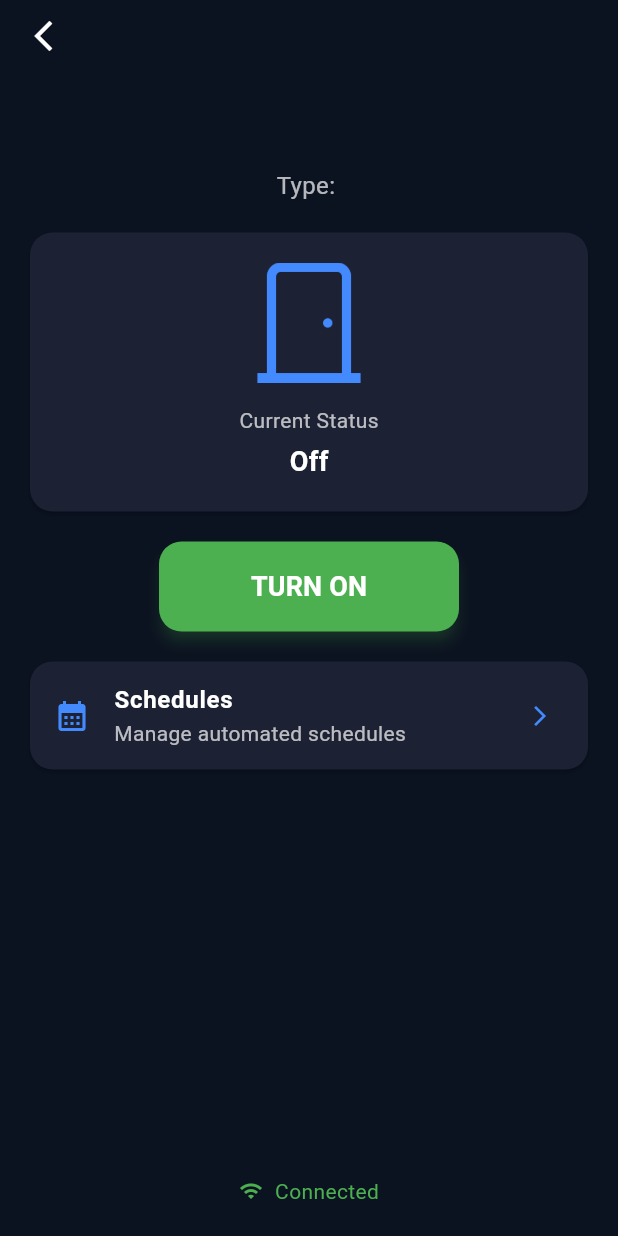
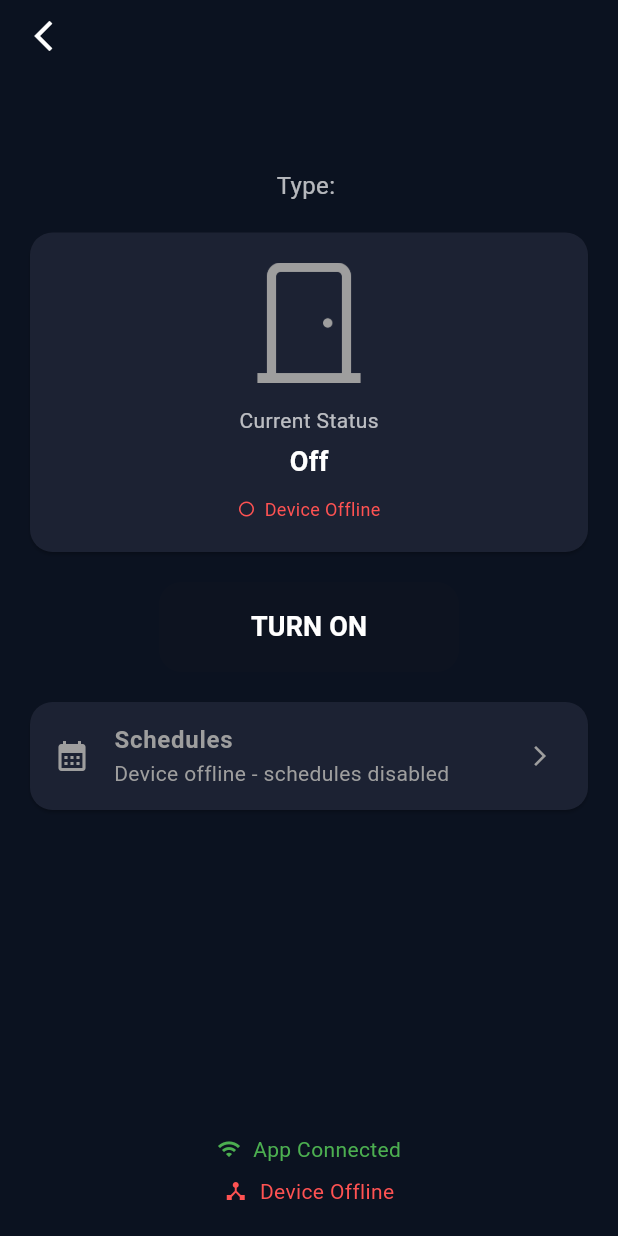
Before and after one commit to maozedoggo/FYP_Smahorz, a Flutter app: the DeviceControlPage screen opened directly with empty values, on a phone screen of 412 x 824 dp. Run offline on Flutter 3.47's test engine with Material 3 defaults, Android fonts, the phone set to English and light mode, and no system bars; our stand-ins replace cloud_firestore, firebase_auth, firebase_core, firebase_database, firebase_messaging, firebase_storage and 5 more; missing offline and left inert: qr_code_scanner; accounts and stored records are empty.

Commit message:
add connection status

```diff
--- a/lib/views/pages/smart-devices/device_page.dart
+++ b/lib/views/pages/smart-devices/device_page.dart
@@ -39,7 +39,10 @@ class _DeviceControlPageState extends State<DeviceControlPage> {
   StreamSubscription<DatabaseEvent>? _deviceSubscription;
   StreamSubscription<DatabaseEvent>? _parcelInsideSubscription;
   StreamSubscription<DatabaseEvent>? _parcelOutsideSubscription;
-  bool _isControlling = false; // Add this to prevent multiple rapid toggles
+  StreamSubscription<DatabaseEvent>? _connectionStatusSubscription;
+
+  bool _isControlling = false;
+  bool _deviceConnected = false; // Track device connection status
 
   // ===========================================================================
   // LIFECYCLE METHODS
@@ -55,6 +58,7 @@ class _DeviceControlPageState extends State<DeviceControlPage> {
     _deviceSubscription?.cancel();
     _parcelInsideSubscription?.cancel();
     _parcelOutsideSubscription?.cancel();
+    _connectionStatusSubscription?.cancel();
     super.dispose();
   }
 
@@ -68,6 +72,40 @@ class _DeviceControlPageState extends State<DeviceControlPage> {
     _deviceSubscription?.cancel();
     _parcelInsideSubscription?.cancel();
     _parcelOutsideSubscription?.cancel();
+    _connectionStatusSubscription?.cancel();
+
+    // ===========================================================================
+    // CONNECTION STATUS LISTENER - NEW
+    // ===========================================================================
+    final connectionPath = '$householdId/${widget.deviceId}/connectionStatus';
+    print("DeviceControlPage listening to connection status: $connectionPath");
+
+    _connectionStatusSubscription = _realtimeDB
+        .child(connectionPath)
+        .onValue
+        .listen(
+          (DatabaseEvent event) {
+            if (event.snapshot.exists && mounted) {
+              final connectionStatus = event.snapshot.value == true;
+              setState(() {
+                _deviceConnected = connectionStatus;
+              });
+              print("DeviceControlPage connection update: ${widget.deviceId} = $connectionStatus");
+            } else {
+              // If connectionStatus doesn't exist, assume device is offline
+              setState(() {
+                _deviceConnected = false;
+              });
+              print("DeviceControlPage connection update: ${widget.deviceId} = OFFLINE (no data)");
+            }
+          },
+          onError: (error) {
+            print("DeviceControlPage connection listener error: $error");
+            setState(() {
+              _deviceConnected = false;
+            });
+          },
+        );
 
     if (deviceType.contains('parcel')) {
       // Parcel box - listen to individual status paths
@@ -146,7 +184,16 @@ class _DeviceControlPageState extends State<DeviceControlPage> {
   // DEVICE CONTROL METHODS - FIXED
   // ===========================================================================
   void _toggleDevice() async {
-    if (householdUid == null || _isControlling) {
+    // Check if device is connected before allowing control
+    if (householdUid == null || _isControlling || !_deviceConnected) {
+      if (!_deviceConnected) {
+        ScaffoldMessenger.of(context).showSnackBar(
+          const SnackBar(
+            content: Text("Device is offline - cannot control"),
+            backgroundColor: Colors.red,
+          ),
+        );
+      }
       return;
     }
 
@@ -160,6 +207,7 @@ class _DeviceControlPageState extends State<DeviceControlPage> {
       print("Device ID: ${widget.deviceId}");
       print("Device Type: ${widget.deviceType}");
       print("Household ID: $householdUid");
+      print("Device Connected: $_deviceConnected");
       print("New Status: $newStatus");
 
       // Update local state first (but don't setState yet to avoid UI flicker)
@@ -181,7 +229,10 @@ class _DeviceControlPageState extends State<DeviceControlPage> {
       print("✗ Error controlling device: $error");
       // Don't revert UI - keep previous state
       ScaffoldMessenger.of(context).showSnackBar(
-        SnackBar(content: Text("Error controlling device: $error")),
+        SnackBar(
+          content: Text("Error controlling device: $error"),
+          backgroundColor: Colors.red,
+        ),
       );
     } finally {
       _isControlling = false; // Re-enable controls
@@ -516,7 +567,7 @@ class _DeviceControlPageState extends State<DeviceControlPage> {
                       Image.asset(
                         _getDeviceIcon(),
                         width: 80,
-                        color: Colors.blueAccent,
+                        color: _deviceConnected ? Colors.blueAccent : Colors.grey,
                       ),
                       const SizedBox(height: 15),
                       Text(
@@ -532,6 +583,26 @@ class _DeviceControlPageState extends State<DeviceControlPage> {
                           fontWeight: FontWeight.bold,
                         ),
                       ),
+                      const SizedBox(height: 10),
+                      // Device Connection Status
+                      Row(
+                        mainAxisAlignment: MainAxisAlignment.center,
+                        children: [
+                          Icon(
+                            _deviceConnected ? Icons.circle : Icons.circle_outlined,
+                            color: _deviceConnected ? Colors.green : Colors.redAccent,
+                            size: 12,
+                          ),
+                          const SizedBox(width: 6),
+                          Text(
+                            _deviceConnected ? "Device Online" : "Device Offline",
+                            style: TextStyle(
+                              color: _deviceConnected ? Colors.green : Colors.redAccent,
+                              fontSize: 12,
+                            ),
+                          ),
+                        ],
+                      ),
                     ],
                   ),
                 ),
@@ -545,14 +616,14 @@ class _DeviceControlPageState extends State<DeviceControlPage> {
               width: 200,
               height: 60,
               child: ElevatedButton(
-                onPressed: _isControlling ? null : _toggleDevice,
+                onPressed: (_isControlling || !_deviceConnected) ? null : _toggleDevice,
                 style: ElevatedButton.styleFrom(
-                  backgroundColor: _getButtonColor(),
+                  backgroundColor: _deviceConnected ? _getButtonColor() : Colors.grey,
                   shape: RoundedRectangleBorder(
                     borderRadius: BorderRadius.circular(15),
                   ),
                   elevation: 4,
-                  shadowColor: _getButtonColor().withOpacity(0.5),
+                  shadowColor: _deviceConnected ? _getButtonColor().withOpacity(0.5) : Colors.grey,
                 ),
                 child: _isControlling
                     ? const SizedBox(
@@ -586,27 +657,27 @@ class _DeviceControlPageState extends State<DeviceControlPage> {
                 borderRadius: BorderRadius.circular(15),
               ),
               child: ListTile(
-                leading: const Icon(
+                leading: Icon(
                   Icons.calendar_month,
-                  color: Colors.blueAccent,
+                  color: _deviceConnected ? Colors.blueAccent : Colors.grey,
                 ),
-                title: const Text(
+                title: Text(
                   "Schedules",
                   style: TextStyle(
-                    color: Colors.white,
+                    color: _deviceConnected ? Colors.white : Colors.grey,
                     fontWeight: FontWeight.bold,
                   ),
                 ),
-                subtitle: const Text(
-                  "Manage automated schedules",
-                  style: TextStyle(color: Colors.white70),
+                subtitle: Text(
+                  _deviceConnected ? "Manage automated schedules" : "Device offline - schedules disabled",
+                  style: TextStyle(color: _deviceConnected ? Colors.white70 : Colors.grey),
                 ),
-                trailing: const Icon(
+                trailing: Icon(
                   Icons.arrow_forward_ios,
-                  color: Colors.blueAccent,
+                  color: _deviceConnected ? Colors.blueAccent : Colors.grey,
                   size: 16,
                 ),
-                onTap: householdUid == null || _isControlling
+                onTap: (householdUid == null || _isControlling || !_deviceConnected)
                     ? null
                     : () {
                         Navigator.push(
@@ -629,7 +700,10 @@ class _DeviceControlPageState extends State<DeviceControlPage> {
             // Connection Status
             Padding(
               padding: const EdgeInsets.only(bottom: 20),
-              child: Row(
+              child: Column(
+                children: [
+                  // App Connection Status
+                  Row(
                     mainAxisAlignment: MainAxisAlignment.center,
                     children: [
                       Icon(
@@ -641,13 +715,35 @@ class _DeviceControlPageState extends State<DeviceControlPage> {
                       ),
                       const SizedBox(width: 8),
                       Text(
-                    householdUid != null ? "Connected" : "Disconnected",
+                        householdUid != null ? "App Connected" : "App Disconnected",
                         style: TextStyle(
                           color: householdUid != null
                               ? Colors.green
                               : Colors.redAccent,
                           fontSize: 14,
                         ),
+                      ),
+                    ],
+                  ),
+                  const SizedBox(height: 8),
+                  // Device Connection Status
+                  Row(
+                    mainAxisAlignment: MainAxisAlignment.center,
+                    children: [
+                      Icon(
+                        _deviceConnected ? Icons.device_hub : Icons.device_hub_outlined,
+                        color: _deviceConnected ? Colors.green : Colors.redAccent,
+                        size: 16,
+                      ),
+                      const SizedBox(width: 8),
+                      Text(
+                        _deviceConnected ? "Device Online" : "Device Offline",
+                        style: TextStyle(
+                          color: _deviceConnected ? Colors.green : Colors.redAccent,
+                          fontSize: 14,
+                        ),
+                      ),
+                    ],
                   ),
                 ],
               ),
```
Also changed, not shown: lib/code_storage/notification.txt (deleted, +0 -41 lines). Lines whose indentation alone changed are shown as unchanged.
